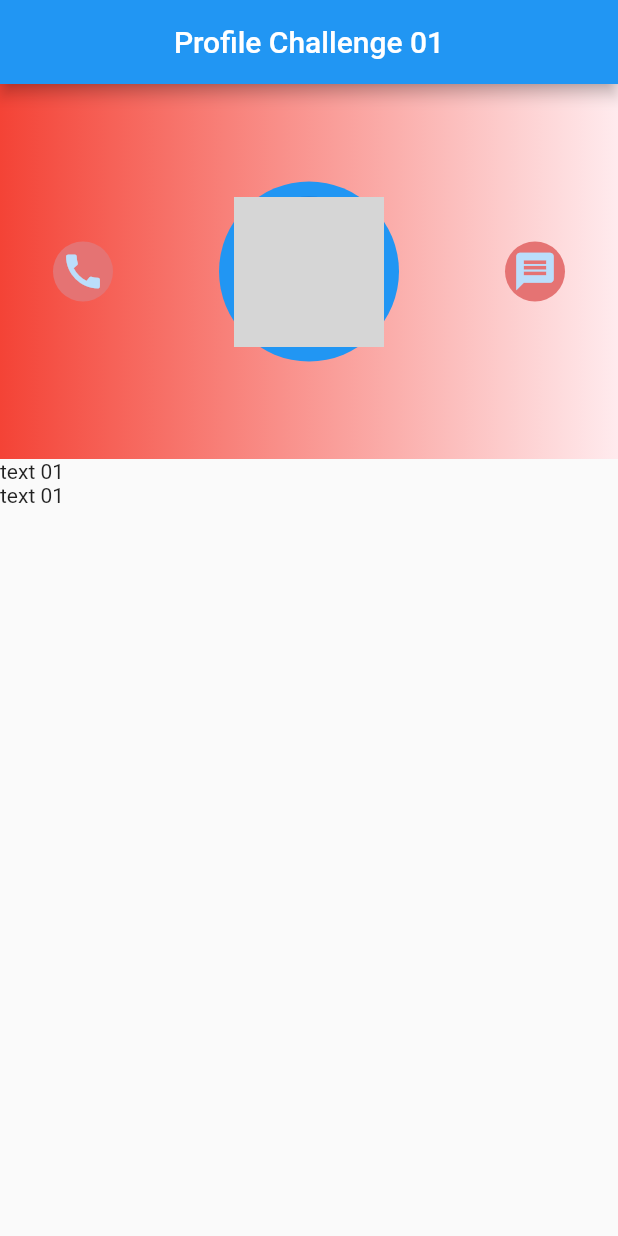
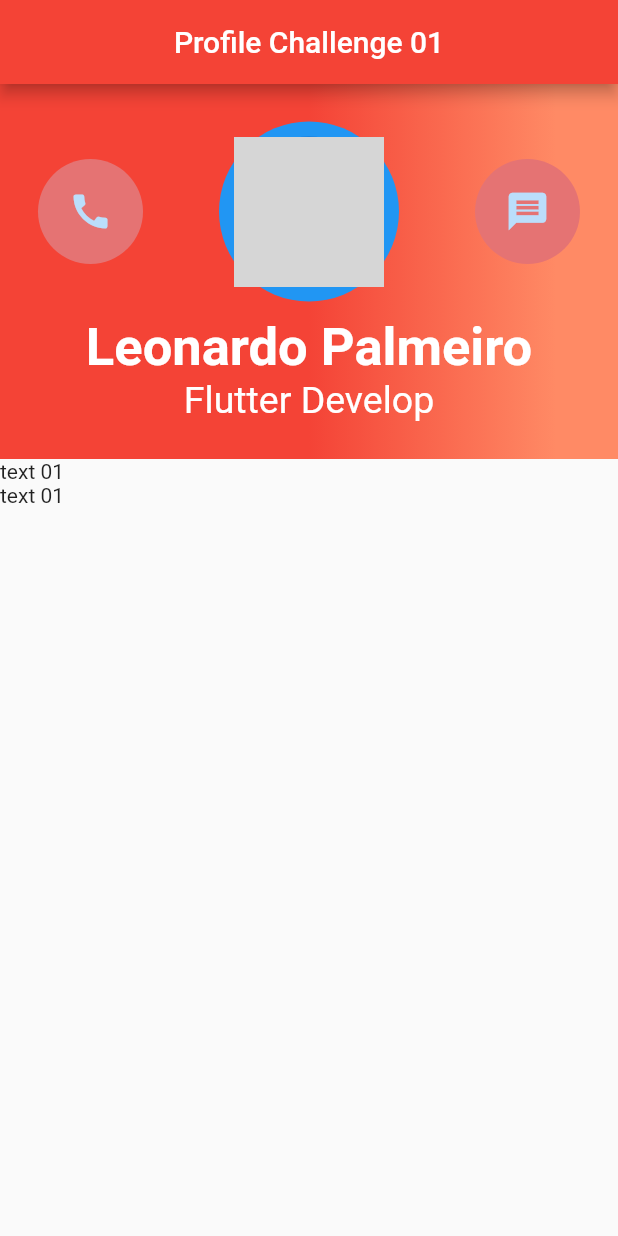
Before and after one commit to leopalmeiro/flutterprofilechallenge01, a Flutter app: the screen it shows after launch, on a phone screen of 412 x 824 dp. Run offline on Flutter 3.47's test engine with Material 2 defaults, Android fonts, the phone set to English and light mode, and no system bars; network calls fail; grey boxes are pictures that could not be loaded.

Commit message:
add title and subtitle

```diff
--- a/lib/main.dart
+++ b/lib/main.dart
@@ -69,6 +69,7 @@ class _MyHomePageState extends State<MyHomePage> {
       title: 'Profile Challenge 01',
       home: Scaffold(
         appBar: AppBar(
+          backgroundColor: Colors.red,
           title: Center(
             child: const Text('Profile Challenge 01'),
           ),
@@ -78,16 +79,23 @@ class _MyHomePageState extends State<MyHomePage> {
             Container(
               height: 250,
               decoration: BoxDecoration(
-                gradient:
-                    LinearGradient(colors: [Colors.red[500], Colors.red[50]]),
+                gradient: LinearGradient(
+                  colors: [Colors.red, Colors.deepOrange.shade300],
+                  begin: Alignment.centerLeft,
+                  end: Alignment.centerRight,
+                  stops: [0.5, 0.9],
+                ),
               ),
-              child: Stack(
+              child: Column(
+                crossAxisAlignment: CrossAxisAlignment.center,
+                mainAxisAlignment: MainAxisAlignment.center,
                 children: <Widget>[
                   Row(
                     mainAxisAlignment: MainAxisAlignment.spaceAround,
                     children: <Widget>[
                       CircleAvatar(
                         backgroundColor: Colors.red.shade300,
+                        minRadius: 35.0,
                         child: Icon(
                           Icons.call,
                           size: 30.0,
@@ -98,17 +106,37 @@ class _MyHomePageState extends State<MyHomePage> {
                         minRadius: 60.0,
                         child: CircleAvatar(
                           radius: 50.0,
-                          backgroundImage: NetworkImage('https://randomuser.me/api/portraits/lego/0.jpg'),
+                          backgroundImage: NetworkImage(
+                              'https://randomuser.me/api/portraits/lego/0.jpg'),
                         ),
                       ),
                       CircleAvatar(
                         backgroundColor: Colors.red.shade300,
+                        minRadius: 35.0,
                         child: Icon(
                           Icons.message,
                           size: 30.0,
                         ),
                       ),
                     ],
+                  ),
+                  SizedBox(
+                    height: 10,
+                  ),
+                  Text(
+                    'Leonardo Palmeiro',
+                    style: TextStyle(
+                      fontSize: 35,
+                      fontWeight: FontWeight.bold,
+                      color: Colors.white,
+                    ),
+                  ),
+                  Text(
+                    'Flutter Develop',
+                    style: TextStyle(
+                      color: Colors.white,
+                      fontSize: 25,
+                    ),
                   ),
                 ],
               ),
```
